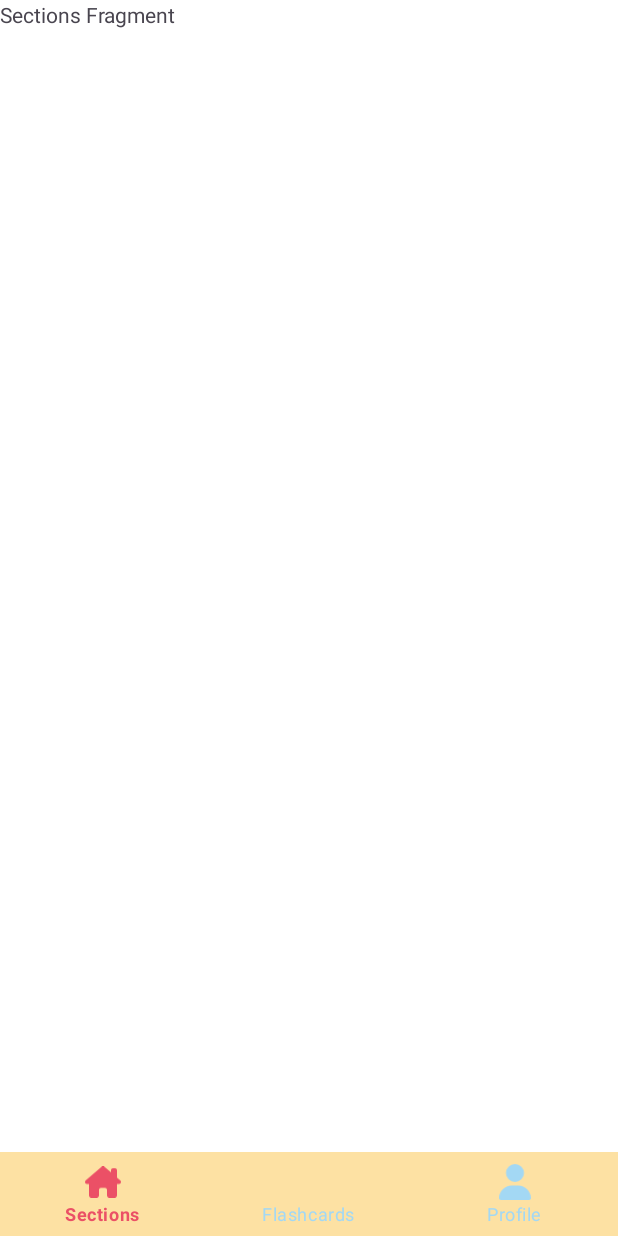
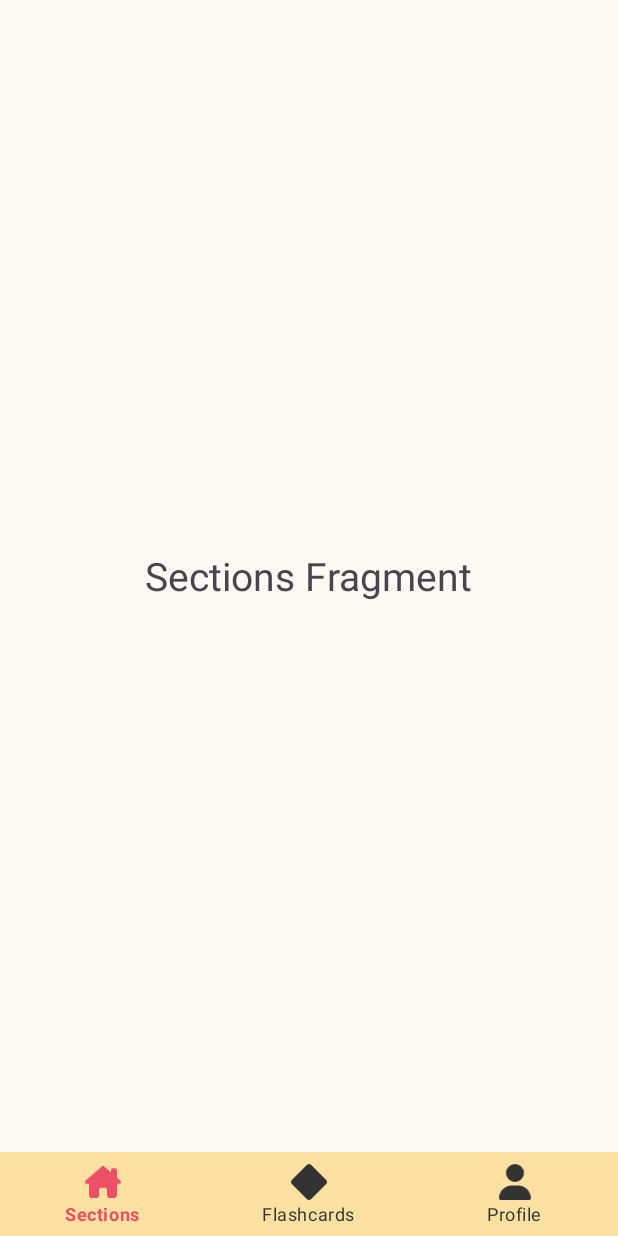
Before and after one commit to myeniadim/LingoApp, an Android app: the screen it shows after launch (MainActivity), on a phone screen of 412 x 824 dp. Run offline under Robolectric (Android 15) with nearby library versions, the phone set to English and light mode, and no system bars.

Commit message:
update icons

```diff
--- a/app/src/main/res/color/nav_item_color_state.xml
+++ b/app/src/main/res/color/nav_item_color_state.xml
@@ -1,5 +1,5 @@
 <?xml version="1.0" encoding="utf-8"?>
 <selector xmlns:android="http://schemas.android.com/apk/res/android">
-    <item android:color="@color/red" android:state_checked="true"/>  <!-- Seçili öğe için kırmızı -->
-    <item android:color="@color/blue"/>  <!-- Seçilmemiş öğeler için mavi -->
+    <item android:color="@color/red" android:state_checked="true"/>
+    <item android:color="@color/grey"/>
 </selector>
--- /dev/null
+++ b/app/src/main/res/drawable/diamond_solid.xml
@@ -0,0 +1,5 @@
+<vector xmlns:android="http://schemas.android.com/apk/res/android" android:height="24dp" android:viewportHeight="512" android:viewportWidth="512" android:width="24dp">
+
+    <path android:fillColor="#FF000000" android:pathData="M284.3,11.7c-15.6,-15.6 -40.9,-15.6 -56.6,0l-216,216c-15.6,15.6 -15.6,40.9 0,56.6l216,216c15.6,15.6 40.9,15.6 56.6,0l216,-216c15.6,-15.6 15.6,-40.9 0,-56.6l-216,-216z"/>
+
+</vector>
--- a/app/src/main/res/layout/activity_main.xml
+++ b/app/src/main/res/layout/activity_main.xml
@@ -5,7 +5,8 @@
     android:id="@+id/main"
     android:layout_width="match_parent"
     android:layout_height="match_parent"
-    tools:context=".MainActivity">
+    tools:context=".MainActivity"
+    >
 
     <FrameLayout
         android:id="@+id/frame_layout"
--- a/app/src/main/res/layout/fragment_sections.xml
+++ b/app/src/main/res/layout/fragment_sections.xml
@@ -3,13 +3,16 @@
     xmlns:tools="http://schemas.android.com/tools"
     android:layout_width="match_parent"
     android:layout_height="match_parent"
-    tools:context=".SectionsFragment">
+    tools:context=".SectionsFragment"
+    android:background="#FDF9F3"
+    >
 
     <!-- TODO: Update blank fragment layout -->
     <TextView
-        android:layout_width="match_parent"
-        android:layout_height="match_parent"
-        android:background="@color/white"
-        android:text="Sections Fragment" />
+        android:layout_width="wrap_content"
+        android:layout_height="wrap_content"
+        android:text="Sections Fragment"
+        android:textSize="26dp"
+        android:layout_gravity="center"/>
 
 </FrameLayout>
--- a/app/src/main/res/menu/bottom_nav_menu.xml
+++ b/app/src/main/res/menu/bottom_nav_menu.xml
@@ -8,6 +8,7 @@
         />
     <item
         android:title="Flashcards"
+        android:icon="@drawable/diamond_solid"
         android:id="@+id/flashcards"/>
     <item
         android:title="Profile"
--- a/app/src/main/res/values/colors.xml
+++ b/app/src/main/res/values/colors.xml
@@ -7,6 +7,7 @@
     <color name="pink">#F6C2D0</color>
     <color name="orange">#e1a692</color>
     <color name="blue">#a3d8f4</color>
-    <color name="green">#a3f4c6</color>
+    <color name="grey">#333333</color>
     <color name="purple">#d8a3f4</color>
+
 </resources>
```
Also changed, not shown: app/src/main/res/layout/fragment_flashcards.xml (+8 -4 lines), app/src/main/res/layout/fragment_profile.xml (+8 -4 lines).
